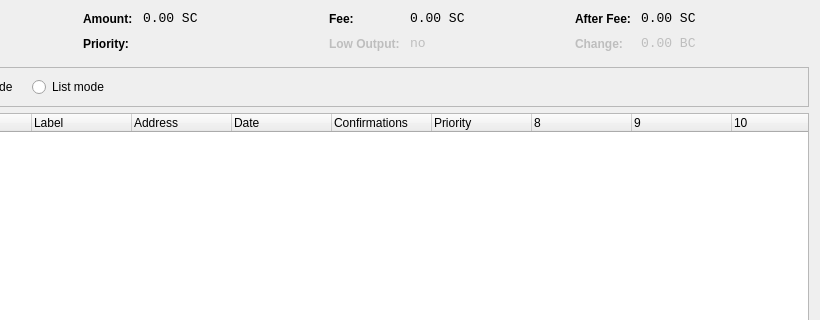
stolenjs/gctest, file src/qt/forms/coincontroldialog.ui: the form before one commit; both pictures show x 180 to 1000 and y 0 to 320 of the 1000 by 500 pixel window.
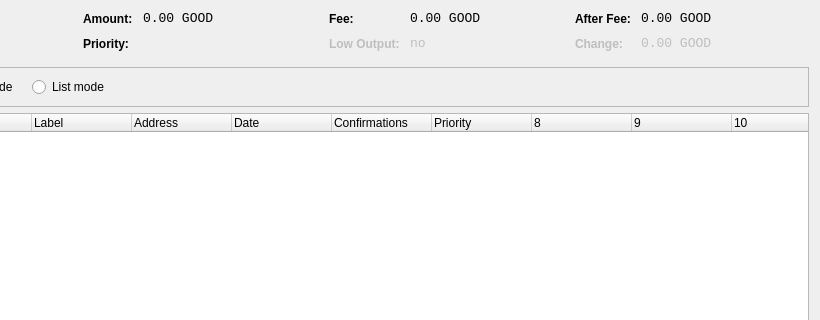
The form after the commit. Custom widgets are drawn as their Qt base class.

What changed in the file:
```diff
--- a/src/qt/forms/coincontroldialog.ui
+++ b/src/qt/forms/coincontroldialog.ui
@@ -141,7 +141,7 @@
           <enum>Qt::ActionsContextMenu</enum>
          </property>
          <property name="text">
-          <string notr="true">0.00 SC</string>
+          <string notr="true">0.00 GOOD</string>
          </property>
          <property name="textInteractionFlags">
           <set>Qt::LinksAccessibleByMouse|Qt::TextSelectableByKeyboard|Qt::TextSelectableByMouse</set>
@@ -221,7 +221,7 @@
           <enum>Qt::ActionsContextMenu</enum>
          </property>
          <property name="text">
-          <string notr="true">0.00 SC</string>
+          <string notr="true">0.00 GOOD</string>
          </property>
          <property name="textInteractionFlags">
           <set>Qt::LinksAccessibleByMouse|Qt::TextSelectableByKeyboard|Qt::TextSelectableByMouse</set>
@@ -307,7 +307,7 @@
           <enum>Qt::ActionsContextMenu</enum>
          </property>
          <property name="text">
-          <string notr="true">0.00 SC</string>
+          <string notr="true">0.00 GOOD</string>
          </property>
          <property name="textInteractionFlags">
           <set>Qt::LinksAccessibleByMouse|Qt::TextSelectableByKeyboard|Qt::TextSelectableByMouse</set>
@@ -345,7 +345,7 @@
           <enum>Qt::ActionsContextMenu</enum>
          </property>
          <property name="text">
-          <string notr="true">0.00 BC</string>
+          <string notr="true">0.00 GOOD</string>
          </property>
          <property name="textInteractionFlags">
           <set>Qt::LinksAccessibleByMouse|Qt::TextSelectableByKeyboard|Qt::TextSelectableByMouse</set>
```
